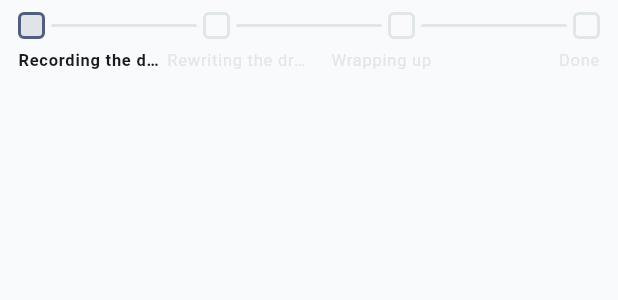
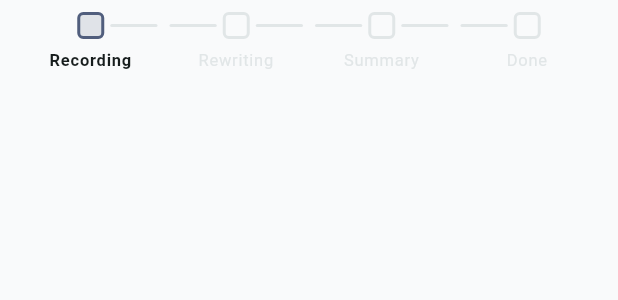
Before and after one commit to reDreamApp/reDreamAI, a Flutter app: the StageProgressBar widget shown alone on an empty page, opened directly with empty values, on a phone screen of 412 x 824 dp. Shown: the top 300 px of the screen. Run offline on Flutter 3.47's test engine with Material 3 defaults, Android fonts, the phone set to English and light mode, and no system bars; our stand-ins replace flutter_dotenv, introduction_screen, package_info_plus, shared_preferences, supabase_flutter; missing offline and left inert: record; accounts and stored records are empty; generated files the repository leaves out were written again; network calls fail.

Commit message:
finished chat

```diff
--- a/apps/app/lib/features/chat/stage_progress.dart
+++ b/apps/app/lib/features/chat/stage_progress.dart
@@ -28,29 +28,44 @@ class StageProgressBar extends StatelessWidget {
       child: Column(
         mainAxisSize: MainAxisSize.min,
         children: [
+          // Each stage gets an equal-width slot with the square centered in
+          // it, so the boxes sit inset from the edges and every label below
+          // is centered under its box. Connectors are the slots' half-lines:
+          // the gap between square i and i+1 = right half of slot i + left
+          // half of slot i+1, both colored by whether stage i is completed.
           Row(
             children: [
-              for (var index = 0; index < stages.length; index++) ...[
+              for (var index = 0; index < stages.length; index++)
+                Expanded(
+                  child: Row(
+                    children: [
+                      Expanded(
+                        child: index == 0
+                            ? const SizedBox.shrink()
+                            : _ConnectorLine(
+                                color: index <= stageIndex
+                                    ? activeColor
+                                    : inactiveColor,
+                              ),
+                      ),
                       _StageSquare(
                         isCompleted: index < stageIndex,
                         isCurrent: index == stageIndex,
                         activeColor: activeColor,
                         inactiveColor: inactiveColor,
                       ),
-                if (index != stages.length - 1)
                       Expanded(
-                    child: AnimatedContainer(
-                      duration: const Duration(milliseconds: 250),
-                      curve: Curves.easeOut,
-                      height: 2,
-                      margin: const EdgeInsets.symmetric(horizontal: 4),
-                      decoration: BoxDecoration(
-                        color: index < stageIndex ? activeColor : inactiveColor,
-                        borderRadius: BorderRadius.circular(2),
-                      ),
+                        child: index == stages.length - 1
+                            ? const SizedBox.shrink()
+                            : _ConnectorLine(
+                                color: index < stageIndex
+                                    ? activeColor
+                                    : inactiveColor,
                               ),
                       ),
                     ],
+                  ),
+                ),
             ],
           ),
           const SizedBox(height: 6),
@@ -61,11 +76,7 @@ class StageProgressBar extends StatelessWidget {
                 Expanded(
                   child: Text(
                     _label(stages[index], l10n),
-                    textAlign: index == 0
-                        ? TextAlign.left
-                        : index == stages.length - 1
-                        ? TextAlign.right
-                        : TextAlign.center,
+                    textAlign: TextAlign.center,
                     style: theme.textTheme.labelSmall?.copyWith(
                       fontWeight: index == stageIndex
                           ? FontWeight.w600
@@ -96,6 +107,26 @@ class StageProgressBar extends StatelessWidget {
       case IrtStage.finalStage:
         return l10n.stageFinal;
     }
+  }
+}
+
+class _ConnectorLine extends StatelessWidget {
+  const _ConnectorLine({required this.color});
+
+  final Color color;
+
+  @override
+  Widget build(BuildContext context) {
+    return AnimatedContainer(
+      duration: const Duration(milliseconds: 250),
+      curve: Curves.easeOut,
+      height: 2,
+      margin: const EdgeInsets.symmetric(horizontal: 4),
+      decoration: BoxDecoration(
+        color: color,
+        borderRadius: BorderRadius.circular(2),
+      ),
+    );
   }
 }
 
--- a/apps/app/lib/l10n/app_de.arb
+++ b/apps/app/lib/l10n/app_de.arb
@@ -25,8 +25,8 @@
   "intensitySubmit": "Absenden",
   "chatFinishedNotice": "Diese Sitzung ist abgeschlossen. Gut gemacht!",
   "chatStartNewSession": "Neue Sitzung starten",
-  "stageRecording": "Traum aufzeichnen",
-  "stageRewriting": "Traum umschreiben",
+  "stageRecording": "Aufzeichnen",
+  "stageRewriting": "Umschreiben",
   "stageSummary": "Zusammenfassung",
   "stageFinal": "Fertig",
   "safetyHelplineTitle": "Hol dir Unterstützung",
--- a/apps/app/lib/l10n/app_en.arb
+++ b/apps/app/lib/l10n/app_en.arb
@@ -25,9 +25,9 @@
   "intensitySubmit": "Submit",
   "chatFinishedNotice": "This session is finished. Well done!",
   "chatStartNewSession": "Start new session",
-  "stageRecording": "Recording the dream",
-  "stageRewriting": "Rewriting the dream",
-  "stageSummary": "Wrapping up",
+  "stageRecording": "Recording",
+  "stageRewriting": "Rewriting",
+  "stageSummary": "Summary",
   "stageFinal": "Done",
   "safetyHelplineTitle": "Reach out for support",
   "safetyHelplineBody": "If you're in crisis, please contact a helpline. We've paused this conversation so you can take care of yourself first.",
```
Also changed, not shown: apps/app/lib/features/chat/chat_screen.dart (+65 -12 lines). Lines whose indentation alone changed are shown as unchanged.
